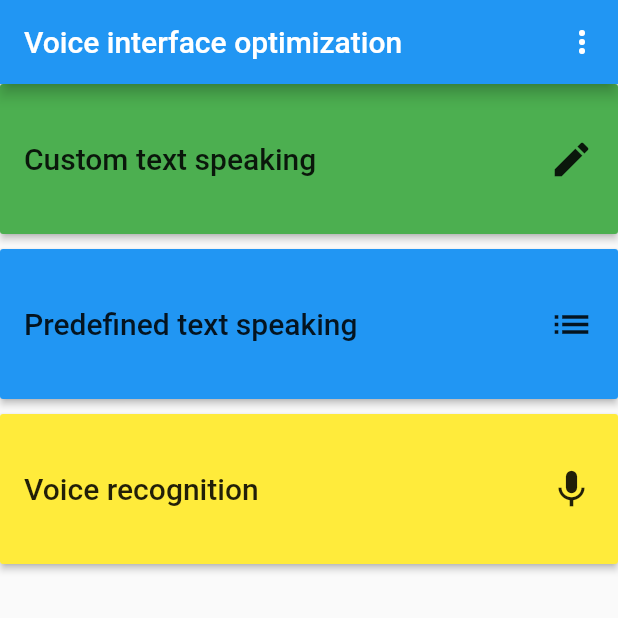
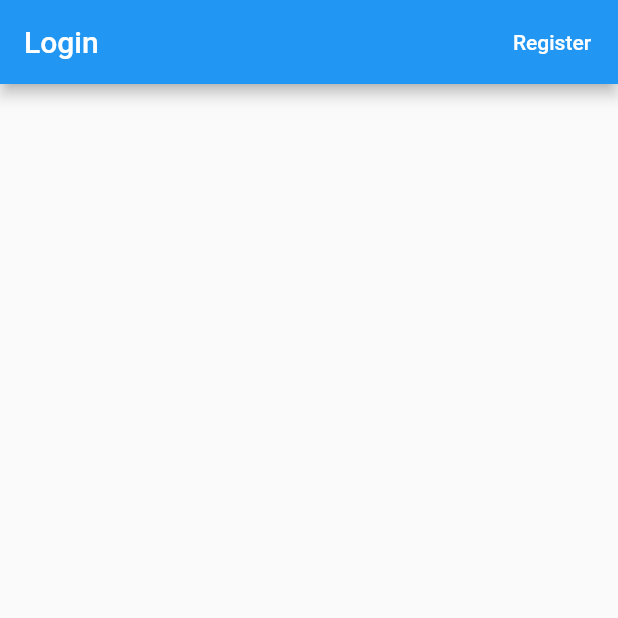
Before and after one commit to michaldomino/Voice-interface-optimization, a Flutter app: the screen it shows after launch, on a phone screen of 412 x 824 dp, the top half of it. Run offline on Flutter 3.47's test engine with Material 2 defaults, Android fonts, the phone set to English and light mode, and no system bars; our stand-ins replace bloc, flutter_bloc, flutter_tts, shared_preferences, speech_to_text, yaml.

Commit message:
Add login screen

```diff
--- a/lib/l10n/intl_en.arb
+++ b/lib/l10n/intl_en.arb
@@ -8,5 +8,7 @@
   "customTextSpeaking": "Custom text speaking",
   "predefinedTextSpeaking": "Predefined text speaking",
   "voiceRecognition": "Voice recognition",
-  "recognizedText": "Recognized text:"
+  "recognizedText": "Recognized text:",
+  "login": "Login",
+  "register": "Register"
 }
--- a/lib/l10n/intl_pl.arb
+++ b/lib/l10n/intl_pl.arb
@@ -8,5 +8,7 @@
   "customTextSpeaking": "Odsłuchiwanie dowolnego tekstu",
   "predefinedTextSpeaking": "Odsłuchiwanie predefiniowanego tekstu",
   "voiceRecognition": "Rozpoznawanie wypowiedzi",
-  "recognizedText": "Rozpoznany tekst:"
+  "recognizedText": "Rozpoznany tekst:",
+  "login": "Zaloguj się",
+  "register": "Zarejestruj się"
 }
--- a/lib/logic/routes_model.dart
+++ b/lib/logic/routes_model.dart
@@ -1,7 +1,8 @@
 class RoutesModel {
-  static const String HOME_SCREEN = '/';
+  static const String MENU = '/menu';
   static const String SETTINGS = '/settings';
   static const String CUSTOM_TEXT_SPEAKING = '/custom_text_speaking';
   static const String PREDEFINED_TEXT_SPEAKING = '/predefined_text_speaking';
   static const String VOICE_RECOGNITION = '/voice_recognition';
+  static const String LOGIN = '/login';
 }
--- a/lib/main.dart
+++ b/lib/main.dart
@@ -5,6 +5,7 @@ import 'package:voice_interface_optimization/blocs/localization/localization_cub
 import 'package:voice_interface_optimization/blocs/texts_language/texts_language_cubit.dart';
 import 'package:voice_interface_optimization/generated/l10n.dart';
 import 'package:voice_interface_optimization/logic/routes_model.dart';
+import 'package:voice_interface_optimization/screens/login/login_screen.dart';
 import 'package:voice_interface_optimization/screens/menu/menu_screen.dart';
 import 'package:voice_interface_optimization/screens/settings/settings.dart';
 import 'package:voice_interface_optimization/screens/text_speaking/custom_text_speaking/custom_text_speaking_screen.dart';
@@ -33,7 +34,7 @@ class MyApp extends StatelessWidget {
             ],
             supportedLocales: S.delegate.supportedLocales,
             routes: {
-              RoutesModel.HOME_SCREEN: (context) => MenuScreen(),
+              RoutesModel.MENU: (context) => MenuScreen(),
               RoutesModel.SETTINGS: (context) => Settings(),
               RoutesModel.CUSTOM_TEXT_SPEAKING: (context) =>
                   CustomTextSpeakingScreen(),
@@ -41,8 +42,9 @@ class MyApp extends StatelessWidget {
                   PredefinedTextSpeakingScreen(),
               RoutesModel.VOICE_RECOGNITION: (context) =>
                   VoiceRecognitionScreen(),
+              RoutesModel.LOGIN: (context) => LoginScreen(),
             },
-            initialRoute: RoutesModel.HOME_SCREEN,
+            initialRoute: RoutesModel.LOGIN,
           ),
         ));
   }
--- /dev/null
+++ b/lib/screens/login/login_screen.dart
@@ -0,0 +1,36 @@
+import 'package:flutter/material.dart';
+import 'package:flutter/widgets.dart';
+import 'package:flutter_bloc/flutter_bloc.dart';
+import 'package:voice_interface_optimization/blocs/localization/localization_cubit.dart';
+import 'package:voice_interface_optimization/generated/l10n.dart';
+import 'package:voice_interface_optimization/logic/routes_model.dart';
+
+class LoginScreen extends StatefulWidget {
+  @override
+  _LoginScreenState createState() => _LoginScreenState();
+}
+
+class _LoginScreenState extends State {
+  @override
+  Widget build(BuildContext context) {
+    return BlocBuilder<LocalizationCubit, LocalizationState>(
+        builder: (context, state) {
+      return Scaffold(
+          appBar: AppBar(
+        title: Text(S.of(context).login),
+        actions: <Widget>[
+          Container(
+            child: FlatButton(
+                child: Text(
+                  S.of(context).register,
+                  style: TextStyle(color: Colors.white),
+                ),
+                color: Colors.blue,
+                onPressed: () =>
+                    Navigator.pushNamed(context, RoutesModel.MENU)),
+          ),
+        ],
+      ));
+    });
+  }
+}
```
Also changed, not shown: lib/generated/intl/messages_en.dart, lib/generated/intl/messages_pl.dart, lib/generated/l10n.dart.
